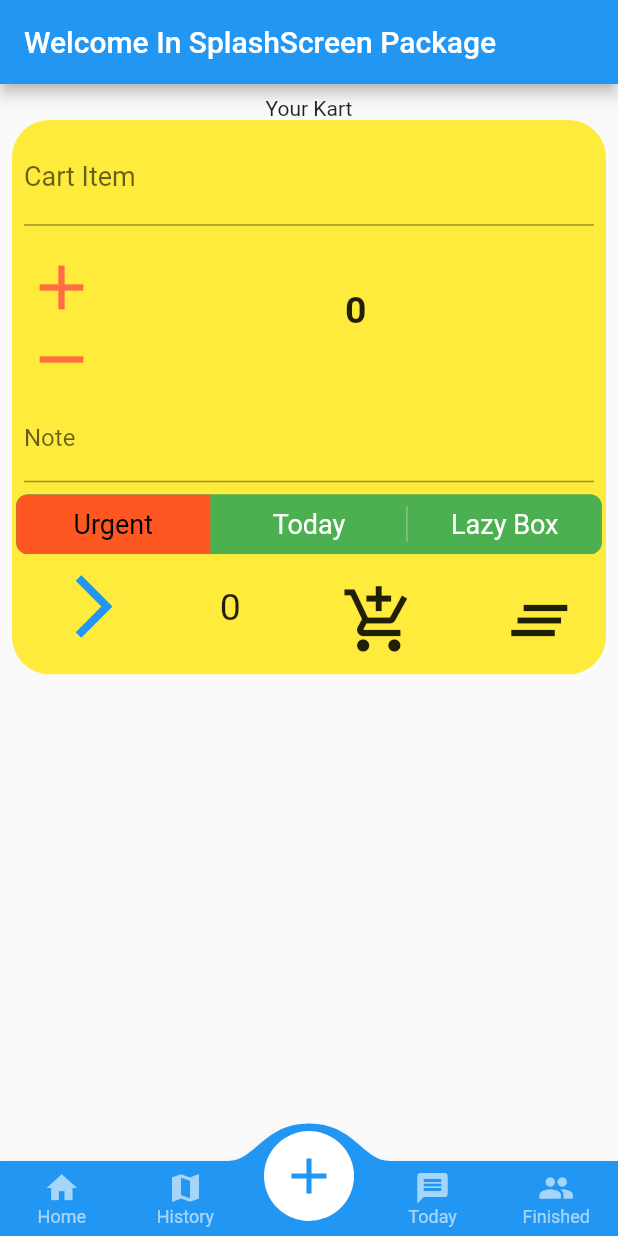
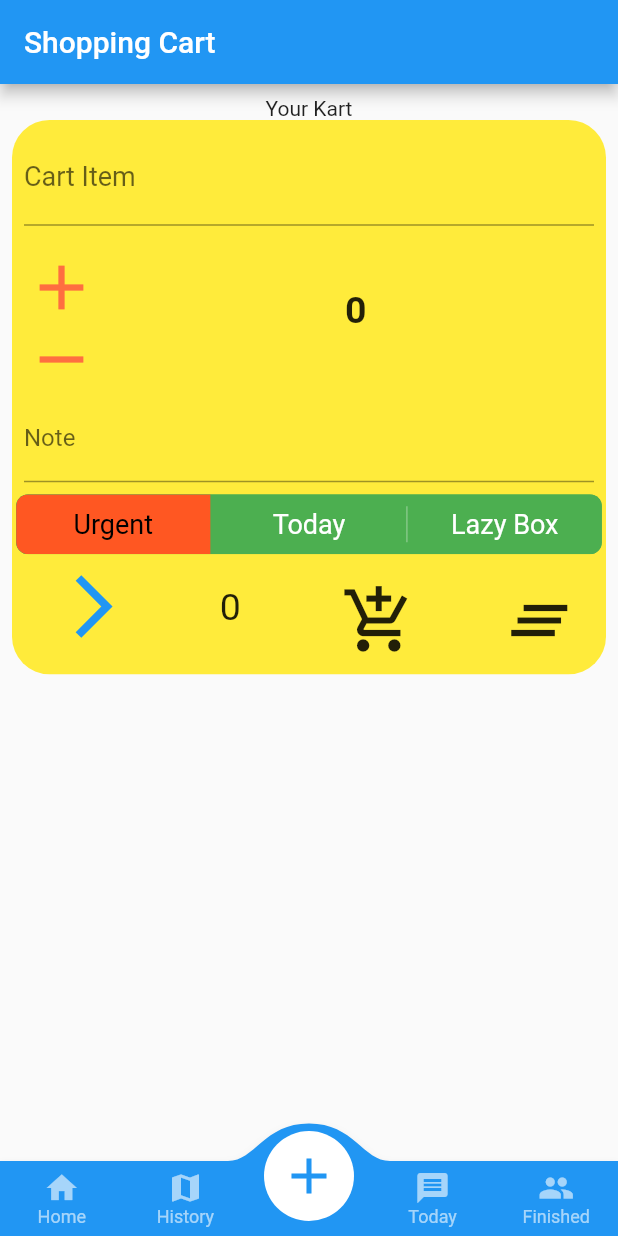
Before and after one commit to devmnj/Flutter-Kitchen-Cart, a Flutter app: the screen it shows after launch, item 3 of the bottom bar chosen, on a phone screen of 412 x 824 dp. Run offline on Flutter 3.47's test engine with Material 2 defaults, Android fonts, the phone set to English and light mode, and no system bars; drawn by our look-alikes of convex_bottom_bar, toggle_switch; our stand-ins replace cloud_firestore, firebase_core, get, splashscreen; accounts and stored records are empty.

Commit message:
read me updated

```diff
--- a/lib/main.dart
+++ b/lib/main.dart
@@ -27,7 +27,7 @@ class _MyAppState extends State<MyApp> {
         seconds: 5,
         navigateAfterSeconds: new LiveCart(),
         title: new Text(
-          'Welcome In SplashScreen',
+          'Welcome Kitchen Kart',
           style: new TextStyle(fontWeight: FontWeight.bold, fontSize: 20.0),
         ),
         image:
@@ -318,7 +318,7 @@ class NewKart extends StatelessWidget {
   Widget build(BuildContext context) {
     return new Scaffold(
         appBar: new AppBar(
-            title: new Text("Welcome In SplashScreen Package"),
+            title: new Text("Shopping Cart"),
             automaticallyImplyLeading: false),
         bottomNavigationBar: _bottomNav(context),
         body: Padding(
```
Also changed, not shown: Screenshot_1605379607.png (deleted), 1 other file.
